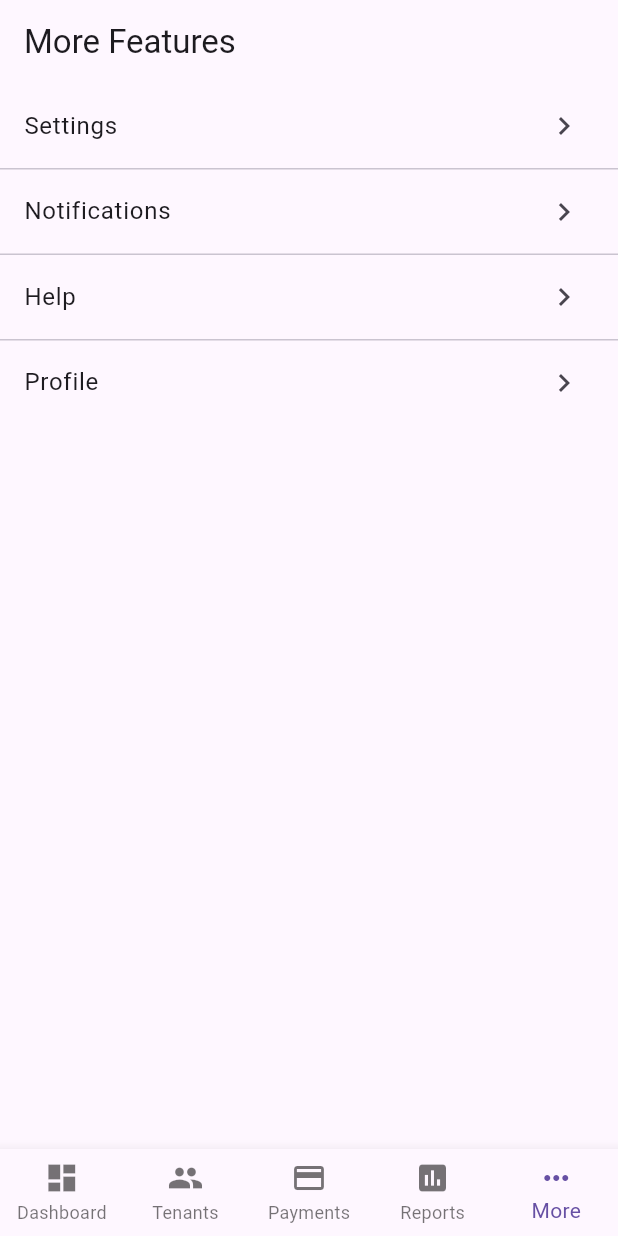
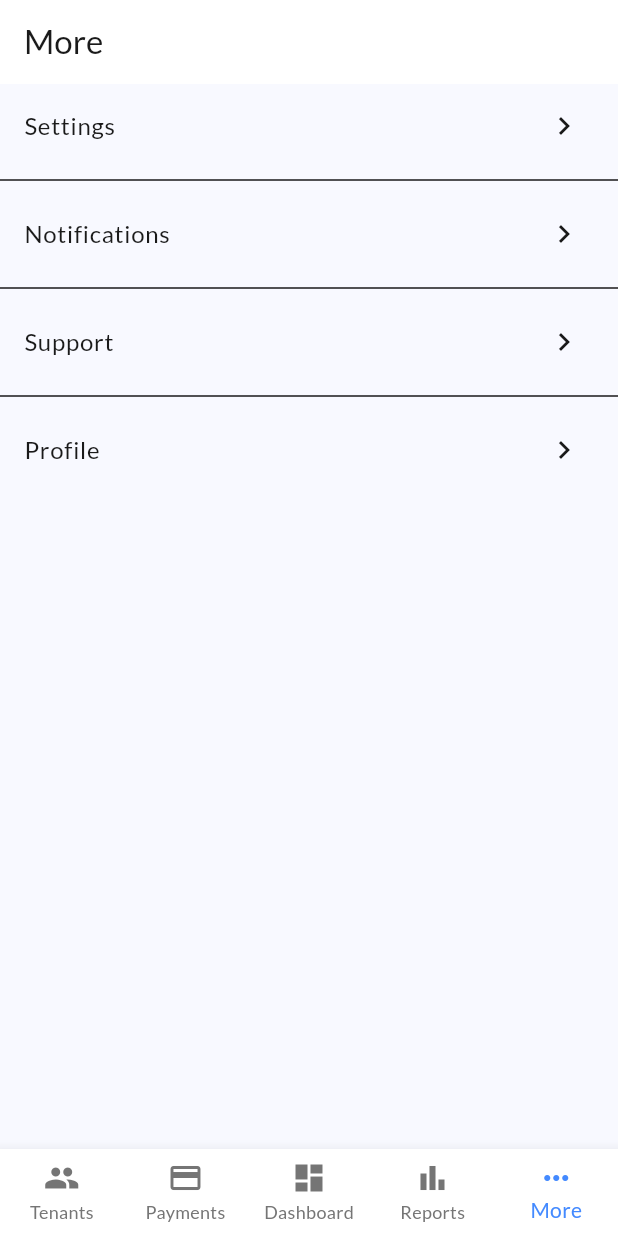
Before and after one commit to daffle05/rentmate, a Flutter app: the screen it shows after launch, item 5 of the bottom bar chosen, on a phone screen of 412 x 824 dp. Run offline on Flutter 3.47's test engine with Material 3 defaults, Android fonts, the phone set to English and light mode, and no system bars; our stand-ins replace dartz, google_fonts, hive, hive_flutter; accounts and stored records are empty.

Commit message:
Fix the main.dart

```diff
--- a/lib/main.dart
+++ b/lib/main.dart
@@ -1,7 +1,81 @@
 import 'package:flutter/material.dart';
 import 'package:hive_flutter/hive_flutter.dart';
+import 'package:google_fonts/google_fonts.dart';
 import 'package:rentmate/features/data/models/tenant_model.dart';
 
+// Import only your Hive adapters/models that exist
+import 'core/hive/hive_initializer.dart'; // this should contain your adapter registration
+import 'core/theme/theme.dart';
+
+void main() async {
+  WidgetsFlutterBinding.ensureInitialized();
+
+  await Hive.initFlutter();
+  await registerHiveAdapters(); // Register your tenant/payment adapters
+
+  await Hive.openBox<TenantModel>('tenants');
+  await Hive.openBox('payments'); // can also use PaymentModel if you have it
+
+  runApp(const MyApp());
+}
+
+class MyApp extends StatelessWidget {
+  const MyApp({super.key});
+
+  @override
+  Widget build(BuildContext context) {
+    return MaterialApp(
+      title: 'RentMate',
+      debugShowCheckedModeBanner: false,
+      theme: AppTheme.lightTheme.copyWith(
+        textTheme: GoogleFonts.latoTextTheme(),
+      ),
+      home: const HomeScreen(),
+    );
+  }
+}
+
+class HomeScreen extends StatefulWidget {
+  const HomeScreen({super.key});
+
+  @override
+  State<HomeScreen> createState() => _HomeScreenState();
+}
+
+class _HomeScreenState extends State<HomeScreen> {
+  int _currentIndex = 0;
+
+  final List<Widget> _pages = [
+    const TenantsPage(),
+    const PaymentsPage(),
+    const DashboardPage(),
+    const ReportsPage(),
+    const MoreScreen(),
+  ];
+
+  @override
+  Widget build(BuildContext context) {
+    return Scaffold(
+      body: _pages[_currentIndex],
+      bottomNavigationBar: BottomNavigationBar(
+        currentIndex: _currentIndex,
+        type: BottomNavigationBarType.fixed,
+        selectedItemColor: Colors.blueAccent,
+        unselectedItemColor: Colors.grey[600],
+        onTap: (index) => setState(() => _currentIndex = index),
+        items: const [
+          BottomNavigationBarItem(icon: Icon(Icons.people), label: 'Tenants'),
+          BottomNavigationBarItem(icon: Icon(Icons.payment), label: 'Payments'),
+          BottomNavigationBarItem(icon: Icon(Icons.dashboard), label: 'Dashboard'),
+          BottomNavigationBarItem(icon: Icon(Icons.bar_chart), label: 'Reports'),
+          BottomNavigationBarItem(icon: Icon(Icons.more_horiz), label: 'More'),
+        ],
+      ),
+    );
+  }
+}
+
+// ------------------ Tenant Page ------------------
 class TenantsPage extends StatefulWidget {
   const TenantsPage({super.key});
 
@@ -18,19 +92,17 @@ class _TenantsPageState extends State<TenantsPage> {
     tenantBox = Hive.box<TenantModel>('tenants');
   }
 
-  // ------------------ Add or Edit Tenant ------------------
-  void _showTenantDialog({TenantModel? tenant}) {
-    final nameController = TextEditingController(text: tenant?.name ?? '');
-    final roomController = TextEditingController(text: tenant?.roomNumber ?? '');
-    final rentController = TextEditingController(text: tenant != null ? tenant.rentAmount.toString() : '');
-    final dueDateController = TextEditingController(text: tenant != null ? tenant.dueDate.toString() : '');
+  void _addTenant() {
+  final nameController = TextEditingController();
+  final roomController = TextEditingController();
+  final rentController = TextEditingController();
+  final dueDateController = TextEditingController(); // Optional, can be added
 
   showDialog(
     context: context,
     builder: (context) => AlertDialog(
-        title: Text(tenant == null ? 'Add Tenant' : 'Edit Tenant'),
-        content: SingleChildScrollView(
-          child: Column(
+      title: const Text('Add Tenant'),
+      content: Column(
         mainAxisSize: MainAxisSize.min,
         children: [
           TextField(controller: nameController, decoration: const InputDecoration(labelText: 'Tenant Name')),
@@ -39,21 +111,21 @@ class _TenantsPageState extends State<TenantsPage> {
           TextField(controller: dueDateController, decoration: const InputDecoration(labelText: 'Due Date (day)'), keyboardType: TextInputType.number),
         ],
       ),
-        ),
       actions: [
         TextButton(onPressed: () => Navigator.pop(context), child: const Text('Cancel')),
         ElevatedButton(
           onPressed: () {
-              final newTenant = TenantModel(
-                id: tenant?.id ?? DateTime.now().millisecondsSinceEpoch.toString(),
+            // Use the same controllers created above, DO NOT re-declare them
+            final tenant = TenantModel(
+              id: DateTime.now().millisecondsSinceEpoch.toString(),
               name: nameController.text,
               roomNumber: roomController.text,
               rentAmount: double.tryParse(rentController.text) ?? 0.0,
               dueDate: int.tryParse(dueDateController.text) ?? 1,
             );
 
-              tenantBox.put(newTenant.id, newTenant);
-              setState(() {});
+            tenantBox.put(tenant.id, tenant);
+            setState(() {}); // refresh the list
             Navigator.pop(context);
           },
           child: const Text('Save'),
@@ -61,12 +133,6 @@ class _TenantsPageState extends State<TenantsPage> {
       ],
     ),
   );
-  }
-
-  // ------------------ Delete Tenant ------------------
-  void _deleteTenant(String id) {
-    tenantBox.delete(id);
-    setState(() {});
 }
 
   @override
@@ -85,19 +151,13 @@ class _TenantsPageState extends State<TenantsPage> {
               final tenant = tenants[index];
               return ListTile(
                 title: Text(tenant.name),
-                subtitle: Text('Room: ${tenant.roomNumber} | Rent: \$${tenant.rentAmount.toStringAsFixed(2)} | Due: ${tenant.dueDate}'),
-                trailing: Row(
-                  mainAxisSize: MainAxisSize.min,
-                  children: [
-                    IconButton(
-                      icon: const Icon(Icons.edit, color: Colors.orange),
-                      onPressed: () => _showTenantDialog(tenant: tenant),
-                    ),
-                    IconButton(
-                      icon: const Icon(Icons.delete, color: Colors.red),
-                      onPressed: () => _deleteTenant(tenant.id),
-                    ),
-                  ],
+                subtitle: Text('Room: ${tenant.roomNumber} | Rent: ${tenant.rentAmount}'),
+                trailing: IconButton(
+                  icon: const Icon(Icons.delete),
+                  onPressed: () {
+                    tenantBox.delete(tenant.id);
+                    setState(() {});
+                  },
                 ),
               );
             },
@@ -105,9 +165,56 @@ class _TenantsPageState extends State<TenantsPage> {
         },
       ),
       floatingActionButton: FloatingActionButton(
-        onPressed: () => _showTenantDialog(),
+        onPressed: _addTenant,
         child: const Icon(Icons.add),
       ),
     );
   }
 }
+
+mixin dueDateController {
+  late String text;
+}
+
+// ------------------ Payments Page (placeholder) ------------------
+class PaymentsPage extends StatelessWidget {
+  const PaymentsPage({super.key});
+
+  @override
+  Widget build(BuildContext context) {
+    return const Center(child: Text('Payments CRUD goes here'));
+  }
+}
+
+class DashboardPage extends StatelessWidget {
+  const DashboardPage({super.key});
+  @override
+  Widget build(BuildContext context) {
+    return const Center(child: Text('Dashboard'));
+  }
+}
+
+class ReportsPage extends StatelessWidget {
+  const ReportsPage({super.key});
+  @override
+  Widget build(BuildContext context) {
+    return const Center(child: Text('Reports'));
+  }
+}
+
+class MoreScreen extends StatelessWidget {
+  const MoreScreen({super.key});
+  final List<String> otherFeatures = const ['Settings', 'Notifications', 'Support', 'Profile'];
+
+  @override
+  Widget build(BuildContext context) {
+    return Scaffold(
+      appBar: AppBar(title: const Text('More')),
+      body: ListView.separated(
+        itemCount: otherFeatures.length,
+        separatorBuilder: (_, __) => const Divider(),
+        itemBuilder: (context, index) => ListTile(title: Text(otherFeatures[index]), trailing: const Icon(Icons.chevron_right)),
+      ),
+    );
+  }
+}
```
Lines whose indentation alone changed are shown as unchanged.
